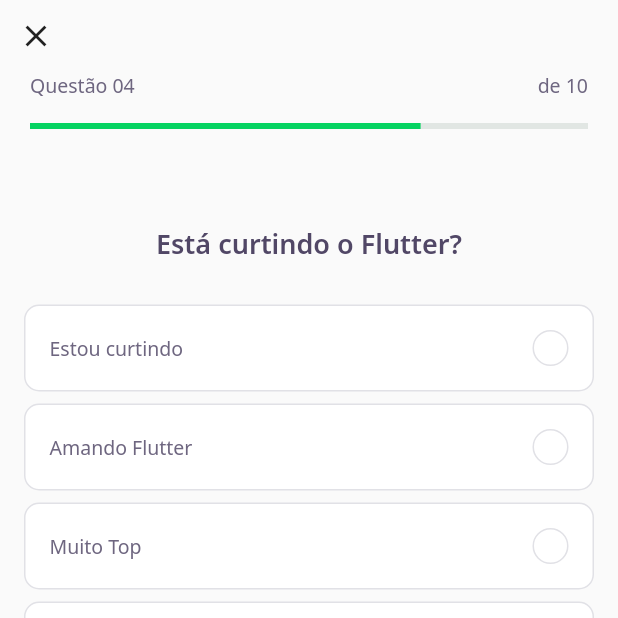
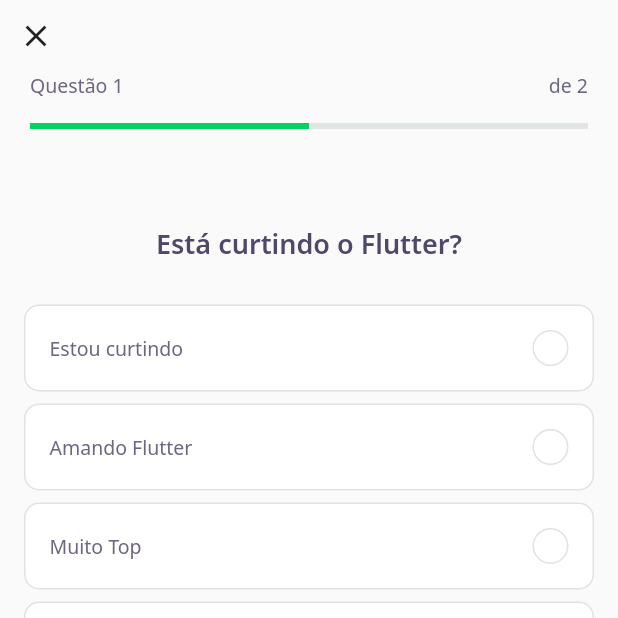
Before and after one commit to hayato-eth/NLW-5-Flutter, a Flutter app: the screen it shows after launch, after a tap on "NLW 5 Flutter", on a phone screen of 412 x 824 dp, the top half of it. Run offline on Flutter 3.47's test engine with Material 2 defaults, Android fonts, the phone set to English and light mode, and no system bars; our stand-ins replace google_fonts; accounts and stored records are empty; network calls fail.

Commit message:
feat: add listener in indicator and add page view

```diff
--- /dev/null
+++ b/lib/challenge/challenge.dart
@@ -0,0 +1,2 @@
+export './challenge_controller.dart';
+export './challenge_page.dart';
--- /dev/null
+++ b/lib/challenge/challenge_controller.dart
@@ -0,0 +1,7 @@
+import 'package:flutter/material.dart';
+
+class ChallengeController {
+  final currentPageNotifier = ValueNotifier<int>(1);
+  int get currentPage => currentPageNotifier.value;
+  set currentPage(int value) => currentPageNotifier.value = value;
+}
--- a/lib/challenge/challenge_page.dart
+++ b/lib/challenge/challenge_page.dart
@@ -3,6 +3,8 @@ import 'package:flutter/material.dart';
 import 'package:DevQuiz/shared/models/models.dart';
 
 import './widgets/widgets.dart';
+
+import './challenge.dart';
 
 class ChallengePage extends StatefulWidget {
   final List<QuestionModel> questions;
@@ -13,6 +15,17 @@ class ChallengePage extends StatefulWidget {
 }
 
 class _ChallengePageState extends State<ChallengePage> {
+  final controller = ChallengeController();
+  final pageController = PageController();
+
+  @override
+  void initState() {
+    pageController.addListener(() {
+      controller.currentPage = pageController.page!.toInt() + 1;
+    });
+    super.initState();
+  }
+
   @override
   Widget build(BuildContext context) {
     return Scaffold(
@@ -28,13 +41,25 @@ class _ChallengePageState extends State<ChallengePage> {
                   onPressed: () {
                     Navigator.pop(context);
                   }),
-              QuestionIndicatorWidget(),
+              ValueListenableBuilder<int>(
+                valueListenable: controller.currentPageNotifier,
+                builder: (context, value, _) => QuestionIndicatorWidget(
+                  currentPage: value,
+                  lenght: widget.questions.length,
+                ),
+              )
             ],
           ),
         ),
       ),
-      body: QuizWidget(
-        question: widget.questions[0],
+      body: PageView(
+        physics: NeverScrollableScrollPhysics(),
+        controller: pageController,
+        children: widget.questions
+            .map(
+              (e) => QuizWidget(question: e),
+            )
+            .toList(),
       ),
       bottomNavigationBar: SafeArea(
         bottom: true,
@@ -46,7 +71,12 @@ class _ChallengePageState extends State<ChallengePage> {
               Expanded(
                 child: NextButtonWidget.white(
                   label: "Pular",
-                  onTap: () {},
+                  onTap: () {
+                    pageController.nextPage(
+                      duration: Duration(milliseconds: 200),
+                      curve: Curves.linear,
+                    );
+                  },
                 ),
               ),
               SizedBox(width: 7),
--- a/lib/challenge/widgets/question_indicator/question_indicator_widget.dart
+++ b/lib/challenge/widgets/question_indicator/question_indicator_widget.dart
@@ -4,7 +4,12 @@ import 'package:DevQuiz/core/core.dart';
 import 'package:DevQuiz/shared/widgets/progress_indicator/progress_indicator_widget.dart';
 
 class QuestionIndicatorWidget extends StatelessWidget {
-  const QuestionIndicatorWidget({Key? key}) : super(key: key);
+  final int currentPage;
+  final int lenght;
+
+  const QuestionIndicatorWidget(
+      {Key? key, required this.currentPage, required this.lenght})
+      : super(key: key);
 
   @override
   Widget build(BuildContext context) {
@@ -17,11 +22,11 @@ class QuestionIndicatorWidget extends StatelessWidget {
               mainAxisAlignment: MainAxisAlignment.spaceBetween,
               children: [
                 Text(
-                  "Questão 04",
+                  "Questão $currentPage",
                   style: AppTextStyles.body,
                 ),
                 Text(
-                  "de 10",
+                  "de $lenght",
                   style: AppTextStyles.body,
                 ),
               ],
@@ -29,7 +34,7 @@ class QuestionIndicatorWidget extends StatelessWidget {
             SizedBox(
               height: 16,
             ),
-            ProgressIndicatorWidget(value: 0.7)
+            ProgressIndicatorWidget(value: currentPage / lenght)
           ],
         ),
       ),
```
